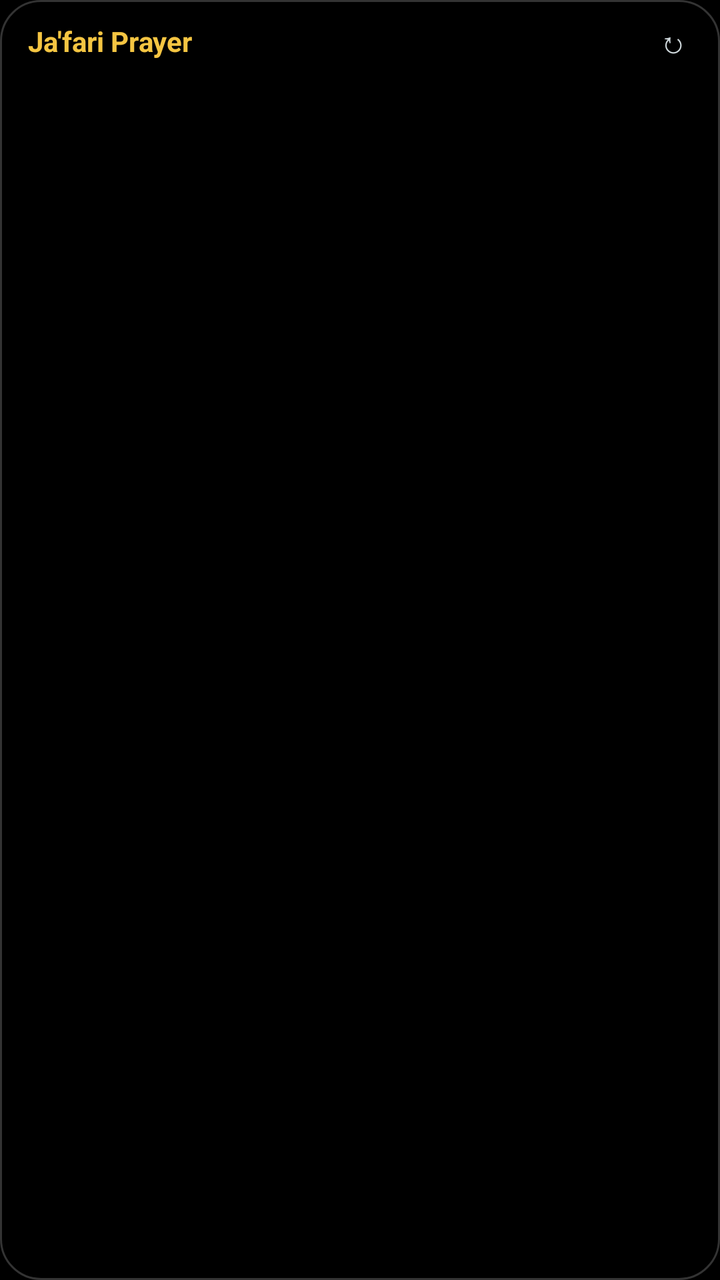
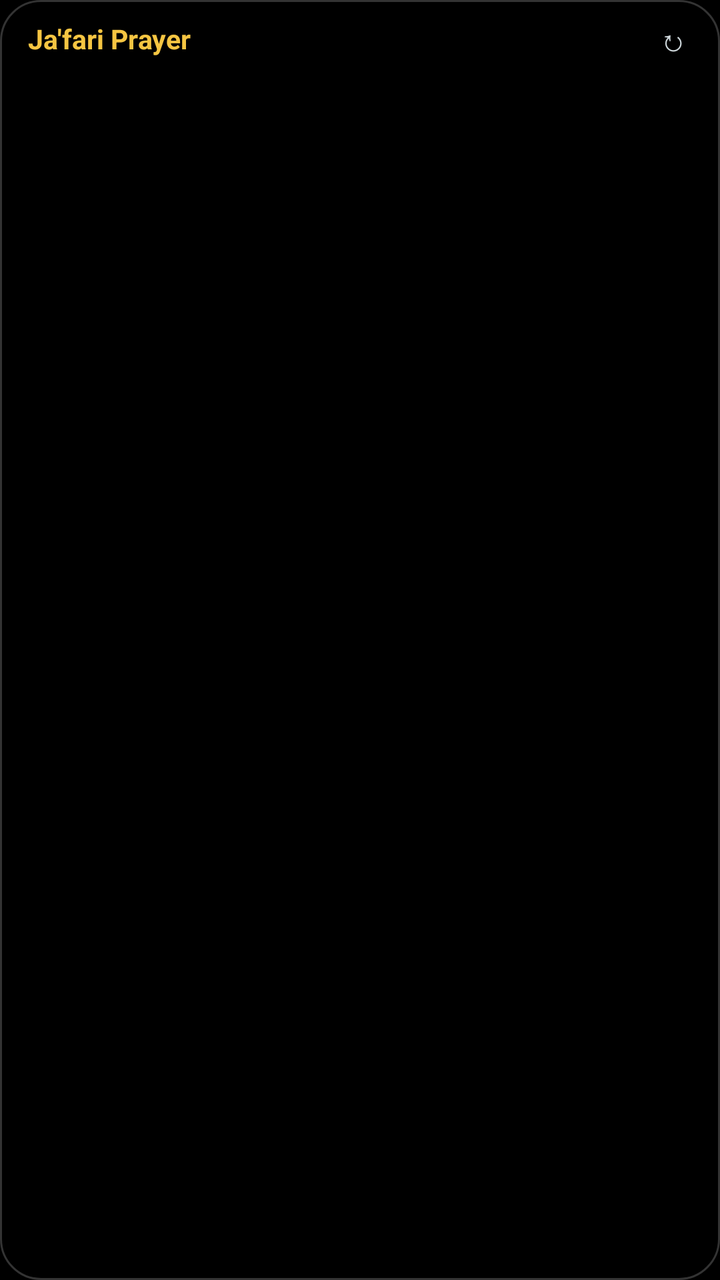

Before-and-after screenshots of an Android layout around one commit, followed by the original layout XML and the change that was made.
<!-- AndroidManifest.xml: application theme Theme.JafariPrayerPhone -->
<!-- res/layout/widget_prayer.xml -->
<?xml version="1.0" encoding="utf-8"?>
<FrameLayout xmlns:android="http://schemas.android.com/apk/res/android"
    android:id="@+id/widget_root"
    android:layout_width="match_parent"
    android:layout_height="match_parent">

    <ImageView
        android:id="@+id/widget_bg"
        android:layout_width="match_parent"
        android:layout_height="match_parent"
        android:scaleType="fitXY"
        android:src="@drawable/widget_bg_shape"
        android:contentDescription="@null" />

    <LinearLayout
        android:layout_width="match_parent"
        android:layout_height="match_parent"
        android:orientation="vertical"
        android:paddingStart="14dp"
        android:paddingEnd="14dp"
        android:paddingTop="10dp"
        android:paddingBottom="10dp">

        <LinearLayout
            android:layout_width="match_parent"
            android:layout_height="wrap_content"
            android:orientation="horizontal"
            android:gravity="center_vertical">

            <TextView
                android:id="@+id/widget_countdown"
                android:layout_width="0dp"
                android:layout_height="wrap_content"
                android:layout_weight="1"
                android:text="Ja'fari Prayer"
                android:textColor="#F5C542"
                android:textSize="14sp"
                android:textStyle="bold"
                android:maxLines="1"
                android:ellipsize="end" />

            <TextView
                android:id="@+id/widget_location"
                android:layout_width="wrap_content"
                android:layout_height="wrap_content"
                android:text=""
                android:textColor="#B0BEC5"
                android:textSize="11sp"
                android:maxLines="1"
                android:paddingEnd="8dp" />

            <TextView
                android:id="@+id/widget_refresh"
                android:layout_width="wrap_content"
                android:layout_height="wrap_content"
                android:text="↻"
                android:textColor="#CFD8DC"
                android:textSize="15sp"
                android:paddingStart="4dp"
                android:paddingEnd="2dp" />
        </LinearLayout>

        <LinearLayout
            android:id="@+id/widget_rows_container"
            android:layout_width="match_parent"
            android:layout_height="0dp"
            android:layout_weight="1"
            android:orientation="vertical"
            android:gravity="center_vertical"
            android:layout_marginTop="4dp">

            <LinearLayout android:id="@+id/w_row_0" android:layout_width="match_parent" android:layout_height="0dp" android:layout_weight="1" android:orientation="horizontal" android:gravity="center_vertical" android:paddingStart="6dp" android:paddingEnd="6dp">
                <TextView android:id="@+id/w_name_0" android:layout_width="0dp" android:layout_height="wrap_content" android:layout_weight="1" android:textSize="12.5sp" android:textColor="#FFFFFF" />
                <TextView android:id="@+id/w_time_0" android:layout_width="wrap_content" android:layout_height="wrap_content" android:textSize="12.5sp" android:textColor="#FFFFFF" />
            </LinearLayout>

            <LinearLayout android:id="@+id/w_row_1" android:layout_width="match_parent" android:layout_height="0dp" android:layout_weight="1" android:orientation="horizontal" android:gravity="center_vertical" android:paddingStart="6dp" android:paddingEnd="6dp">
                <TextView android:id="@+id/w_name_1" android:layout_width="0dp" android:layout_height="wrap_content" android:layout_weight="1" android:textSize="12.5sp" android:textColor="#FFFFFF" />
                <TextView android:id="@+id/w_time_1" android:layout_width="wrap_content" android:layout_height="wrap_content" android:textSize="12.5sp" android:textColor="#FFFFFF" />
            </LinearLayout>

            <LinearLayout android:id="@+id/w_row_2" android:layout_width="match_parent" android:layout_height="0dp" android:layout_weight="1" android:orientation="horizontal" android:gravity="center_vertical" android:paddingStart="6dp" android:paddingEnd="6dp">
                <TextView android:id="@+id/w_name_2" android:layout_width="0dp" android:layout_height="wrap_content" android:layout_weight="1" android:textSize="12.5sp" android:textColor="#FFFFFF" />
                <TextView android:id="@+id/w_time_2" android:layout_width="wrap_content" android:layout_height="wrap_content" android:textSize="12.5sp" android:textColor="#FFFFFF" />
            </LinearLayout>

            <LinearLayout android:id="@+id/w_row_3" android:layout_width="match_parent" android:layout_height="0dp" android:layout_weight="1" android:orientation="horizontal" android:gravity="center_vertical" android:paddingStart="6dp" android:paddingEnd="6dp">
                <TextView android:id="@+id/w_name_3" android:layout_width="0dp" android:layout_height="wrap_content" android:layout_weight="1" android:textSize="12.5sp" android:textColor="#FFFFFF" />
                <TextView android:id="@+id/w_time_3" android:layout_width="wrap_content" android:layout_height="wrap_content" android:textSize="12.5sp" android:textColor="#FFFFFF" />
            </LinearLayout>

            <LinearLayout android:id="@+id/w_row_4" android:layout_width="match_parent" android:layout_height="0dp" android:layout_weight="1" android:orientation="horizontal" android:gravity="center_vertical" android:paddingStart="6dp" android:paddingEnd="6dp">
                <TextView android:id="@+id/w_name_4" android:layout_width="0dp" android:layout_height="wrap_content" android:layout_weight="1" android:textSize="12.5sp" android:textColor="#FFFFFF" />
                <TextView android:id="@+id/w_time_4" android:layout_width="wrap_content" android:layout_height="wrap_content" android:textSize="12.5sp" android:textColor="#FFFFFF" />
            </LinearLayout>

            <LinearLayout android:id="@+id/w_row_5" android:layout_width="match_parent" android:layout_height="0dp" android:layout_weight="1" android:orientation="horizontal" android:gravity="center_vertical" android:paddingStart="6dp" android:paddingEnd="6dp">
                <TextView android:id="@+id/w_name_5" android:layout_width="0dp" android:layout_height="wrap_content" android:layout_weight="1" android:textSize="12.5sp" android:textColor="#FFFFFF" />
                <TextView android:id="@+id/w_time_5" android:layout_width="wrap_content" android:layout_height="wrap_content" android:textSize="12.5sp" android:textColor="#FFFFFF" />
            </LinearLayout>

            <LinearLayout android:id="@+id/w_row_6" android:layout_width="match_parent" android:layout_height="0dp" android:layout_weight="1" android:orientation="horizontal" android:gravity="center_vertical" android:paddingStart="6dp" android:paddingEnd="6dp">
                <TextView android:id="@+id/w_name_6" android:layout_width="0dp" android:layout_height="wrap_content" android:layout_weight="1" android:textSize="12.5sp" android:textColor="#FFFFFF" />
                <TextView android:id="@+id/w_time_6" android:layout_width="wrap_content" android:layout_height="wrap_content" android:textSize="12.5sp" android:textColor="#FFFFFF" />
            </LinearLayout>
        </LinearLayout>
    </LinearLayout>
</FrameLayout>
<!-- resources referenced by this layout -->
<resources>
  <!-- drawable widget_bg_shape (drawable) -->
  <?xml version="1.0" encoding="utf-8"?>
  <shape xmlns:android="http://schemas.android.com/apk/res/android"
      android:shape="rectangle">
      <solid android:color="#000000" />
      <corners android:radius="20dp" />
      <stroke android:width="1dp" android:color="#33FFFFFF" />
  </shape>
  <style name="Theme.JafariPrayerPhone" parent="Theme.MaterialComponents.DayNight.NoActionBar">
          <item name="colorPrimary">#F5C542</item>
          <item name="colorPrimaryVariant">#12352C</item>
          <item name="colorOnPrimary">#000000</item>
          <item name="colorSecondary">#69F0AE</item>
          <item name="android:windowBackground">#000000</item>
          <item name="android:statusBarColor">#000000</item>
          <item name="android:navigationBarColor">#0A0C0E</item>
      </style>
</resources>

<!-- the commit's change to res/layout/widget_prayer.xml (unified diff, before → after) -->
@@ -18,8 +18,8 @@
         android:orientation="vertical"
         android:paddingStart="14dp"
         android:paddingEnd="14dp"
-        android:paddingTop="10dp"
-        android:paddingBottom="10dp">
+        android:paddingTop="9dp"
+        android:paddingBottom="9dp">
 
         <LinearLayout
             android:layout_width="match_parent"
@@ -34,7 +34,7 @@
                 android:layout_weight="1"
                 android:text="Ja'fari Prayer"
                 android:textColor="#F5C542"
-                android:textSize="14sp"
+                android:textSize="13.5sp"
                 android:textStyle="bold"
                 android:maxLines="1"
                 android:ellipsize="end" />
@@ -60,48 +60,58 @@
                 android:paddingEnd="2dp" />
         </LinearLayout>
 
+        <TextView
+            android:id="@+id/widget_hijri"
+            android:layout_width="match_parent"
+            android:layout_height="wrap_content"
+            android:text=""
+            android:textColor="#E6D08A"
+            android:textSize="11sp"
+            android:maxLines="1"
+            android:ellipsize="end"
+            android:paddingBottom="3dp" />
+
         <LinearLayout
             android:id="@+id/widget_rows_container"
             android:layout_width="match_parent"
             android:layout_height="0dp"
             android:layout_weight="1"
             android:orientation="vertical"
-            android:gravity="center_vertical"
-            android:layout_marginTop="4dp">
+            android:gravity="center_vertical">
 
             <LinearLayout android:id="@+id/w_row_0" android:layout_width="match_parent" android:layout_height="0dp" android:layout_weight="1" android:orientation="horizontal" android:gravity="center_vertical" android:paddingStart="6dp" android:paddingEnd="6dp">
-                <TextView android:id="@+id/w_name_0" android:layout_width="0dp" android:layout_height="wrap_content" android:layout_weight="1" android:textSize="12.5sp" android:textColor="#FFFFFF" />
-                <TextView android:id="@+id/w_time_0" android:layout_width="wrap_content" android:layout_height="wrap_content" android:textSize="12.5sp" android:textColor="#FFFFFF" />
+                <TextView android:id="@+id/w_name_0" android:layout_width="0dp" android:layout_height="wrap_content" android:layout_weight="1" android:textSize="12sp" android:textColor="#FFFFFF" />
+                <TextView android:id="@+id/w_time_0" android:layout_width="wrap_content" android:layout_height="wrap_content" android:textSize="12sp" android:textColor="#FFFFFF" />
             </LinearLayout>
 
             <LinearLayout android:id="@+id/w_row_1" android:layout_width="match_parent" android:layout_height="0dp" android:layout_weight="1" android:orientation="horizontal" android:gravity="center_vertical" android:paddingStart="6dp" android:paddingEnd="6dp">
-                <TextView android:id="@+id/w_name_1" android:layout_width="0dp" android:layout_height="wrap_content" android:layout_weight="1" android:textSize="12.5sp" android:textColor="#FFFFFF" />
-                <TextView android:id="@+id/w_time_1" android:layout_width="wrap_content" android:layout_height="wrap_content" android:textSize="12.5sp" android:textColor="#FFFFFF" />
+                <TextView android:id="@+id/w_name_1" android:layout_width="0dp" android:layout_height="wrap_content" android:layout_weight="1" android:textSize="12sp" android:textColor="#FFFFFF" />
+                <TextView android:id="@+id/w_time_1" android:layout_width="wrap_content" android:layout_height="wrap_content" android:textSize="12sp" android:textColor="#FFFFFF" />
             </LinearLayout>
 
             <LinearLayout android:id="@+id/w_row_2" android:layout_width="match_parent" android:layout_height="0dp" android:layout_weight="1" android:orientation="horizontal" android:gravity="center_vertical" android:paddingStart="6dp" android:paddingEnd="6dp">
-                <TextView android:id="@+id/w_name_2" android:layout_width="0dp" android:layout_height="wrap_content" android:layout_weight="1" android:textSize="12.5sp" android:textColor="#FFFFFF" />
-                <TextView android:id="@+id/w_time_2" android:layout_width="wrap_content" android:layout_height="wrap_content" android:textSize="12.5sp" android:textColor="#FFFFFF" />
+                <TextView android:id="@+id/w_name_2" android:layout_width="0dp" android:layout_height="wrap_content" android:layout_weight="1" android:textSize="12sp" android:textColor="#FFFFFF" />
+                <TextView android:id="@+id/w_time_2" android:layout_width="wrap_content" android:layout_height="wrap_content" android:textSize="12sp" android:textColor="#FFFFFF" />
             </LinearLayout>
 
             <LinearLayout android:id="@+id/w_row_3" android:layout_width="match_parent" android:layout_height="0dp" android:layout_weight="1" android:orientation="horizontal" android:gravity="center_vertical" android:paddingStart="6dp" android:paddingEnd="6dp">
-                <TextView android:id="@+id/w_name_3" android:layout_width="0dp" android:layout_height="wrap_content" android:layout_weight="1" android:textSize="12.5sp" android:textColor="#FFFFFF" />
-                <TextView android:id="@+id/w_time_3" android:layout_width="wrap_content" android:layout_height="wrap_content" android:textSize="12.5sp" android:textColor="#FFFFFF" />
+                <TextView android:id="@+id/w_name_3" android:layout_width="0dp" android:layout_height="wrap_content" android:layout_weight="1" android:textSize="12sp" android:textColor="#FFFFFF" />
+                <TextView android:id="@+id/w_time_3" android:layout_width="wrap_content" android:layout_height="wrap_content" android:textSize="12sp" android:textColor="#FFFFFF" />
             </LinearLayout>
 
             <LinearLayout android:id="@+id/w_row_4" android:layout_width="match_parent" android:layout_height="0dp" android:layout_weight="1" android:orientation="horizontal" android:gravity="center_vertical" android:paddingStart="6dp" android:paddingEnd="6dp">
-                <TextView android:id="@+id/w_name_4" android:layout_width="0dp" android:layout_height="wrap_content" android:layout_weight="1" android:textSize="12.5sp" android:textColor="#FFFFFF" />
-                <TextView android:id="@+id/w_time_4" android:layout_width="wrap_content" android:layout_height="wrap_content" android:textSize="12.5sp" android:textColor="#FFFFFF" />
+                <TextView android:id="@+id/w_name_4" android:layout_width="0dp" android:layout_height="wrap_content" android:layout_weight="1" android:textSize="12sp" android:textColor="#FFFFFF" />
+                <TextView android:id="@+id/w_time_4" android:layout_width="wrap_content" android:layout_height="wrap_content" android:textSize="12sp" android:textColor="#FFFFFF" />
             </LinearLayout>
 
             <LinearLayout android:id="@+id/w_row_5" android:layout_width="match_parent" android:layout_height="0dp" android:layout_weight="1" android:orientation="horizontal" android:gravity="center_vertical" android:paddingStart="6dp" android:paddingEnd="6dp">
-                <TextView android:id="@+id/w_name_5" android:layout_width="0dp" android:layout_height="wrap_content" android:layout_weight="1" android:textSize="12.5sp" android:textColor="#FFFFFF" />
-                <TextView android:id="@+id/w_time_5" android:layout_width="wrap_content" android:layout_height="wrap_content" android:textSize="12.5sp" android:textColor="#FFFFFF" />
+                <TextView android:id="@+id/w_name_5" android:layout_width="0dp" android:layout_height="wrap_content" android:layout_weight="1" android:textSize="12sp" android:textColor="#FFFFFF" />
+                <TextView android:id="@+id/w_time_5" android:layout_width="wrap_content" android:layout_height="wrap_content" android:textSize="12sp" android:textColor="#FFFFFF" />
             </LinearLayout>
 
             <LinearLayout android:id="@+id/w_row_6" android:layout_width="match_parent" android:layout_height="0dp" android:layout_weight="1" android:orientation="horizontal" android:gravity="center_vertical" android:paddingStart="6dp" android:paddingEnd="6dp">
-                <TextView android:id="@+id/w_name_6" android:layout_width="0dp" android:layout_height="wrap_content" android:layout_weight="1" android:textSize="12.5sp" android:textColor="#FFFFFF" />
-                <TextView android:id="@+id/w_time_6" android:layout_width="wrap_content" android:layout_height="wrap_content" android:textSize="12.5sp" android:textColor="#FFFFFF" />
+                <TextView android:id="@+id/w_name_6" android:layout_width="0dp" android:layout_height="wrap_content" android:layout_weight="1" android:textSize="12sp" android:textColor="#FFFFFF" />
+                <TextView android:id="@+id/w_time_6" android:layout_width="wrap_content" android:layout_height="wrap_content" android:textSize="12sp" android:textColor="#FFFFFF" />
             </LinearLayout>
         </LinearLayout>
     </LinearLayout>
